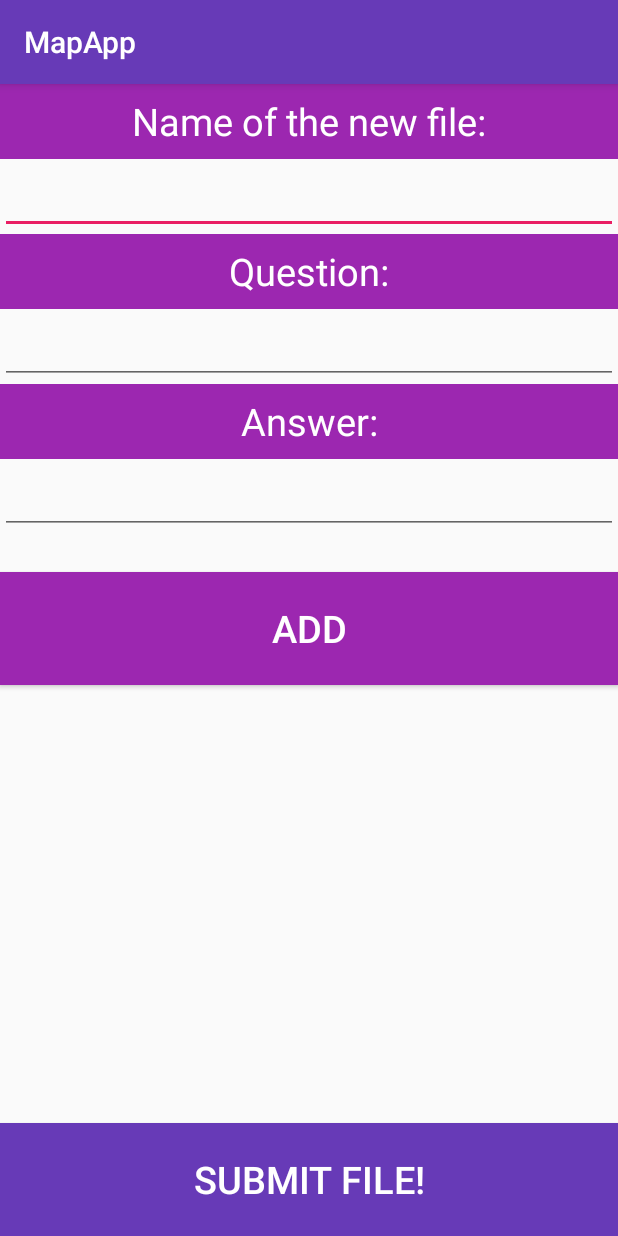
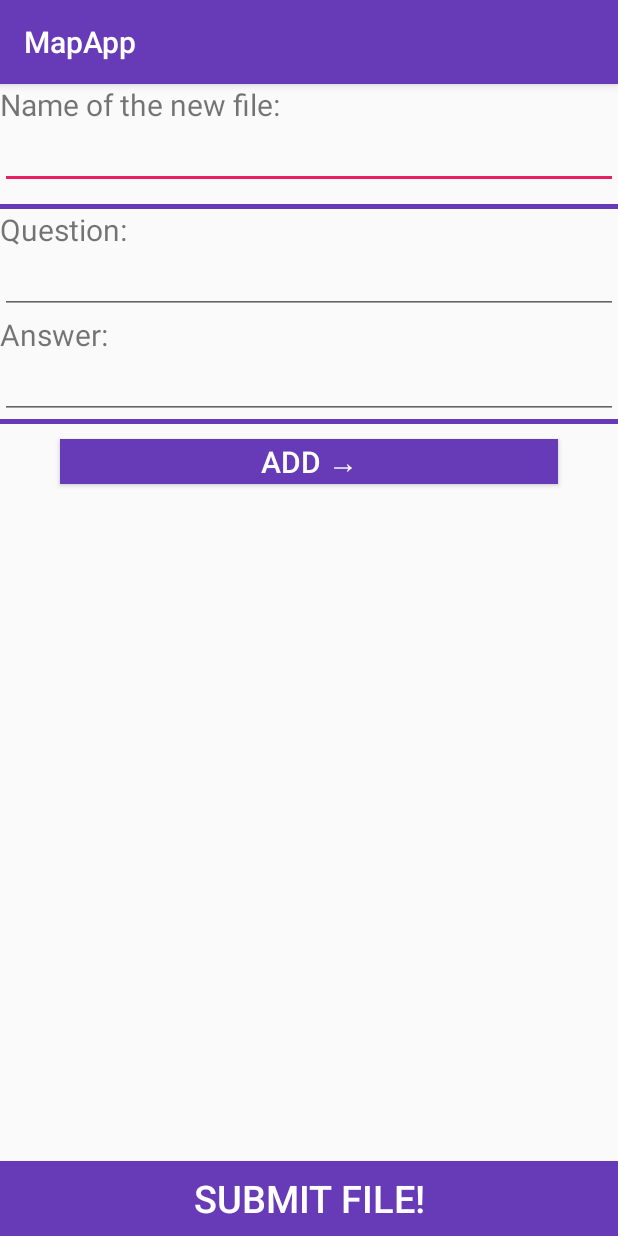
Before and after one commit to MapManagement/MapApp, an Android app: the EditorActivity screen opened directly, with no data from a screen before it, on a phone screen of 412 x 824 dp. Run offline under Robolectric (Android 15) with nearby library versions, the phone set to English and light mode, and no system bars.

Commit message:
changed EditorActivity layout and fixed some bugs

```diff
--- a/app/src/main/java/com/example/mapapp/EditorActivity.kt
+++ b/app/src/main/java/com/example/mapapp/EditorActivity.kt
@@ -1,17 +1,54 @@
 package com.example.mapapp
 
-import android.content.Intent
+import android.os.Build
+import androidx.appcompat.app.AppCompatActivity
 import android.os.Bundle
-import android.widget.ArrayAdapter
-import android.widget.GridView
-import androidx.appcompat.app.AppCompatActivity
-import org.json.JSONObject
-import java.io.InputStream
+import android.widget.Button
+import android.widget.EditText
+import android.widget.ExpandableListView
+import android.widget.TextView
+import androidx.annotation.RequiresApi
+import kotlinx.android.synthetic.main.activity_editor.*
+
 
 class EditorActivity: AppCompatActivity() {
 
+    val fileMap: MutableMap<String, String> = mutableMapOf()
+
     override fun onCreate(savedInstanceState: Bundle?) {
         super.onCreate(savedInstanceState)
-        setContentView(R.layout.activity_editor)
+                setContentView(R.layout.activity_editor)
+
+        val questionInput: EditText = findViewById(R.id.setQuestionName)
+        val answerInput: EditText = findViewById(R.id.setAnswerName)
+        val addButton: Button = findViewById(R.id.addButton)
+        val valueDisplay: TextView = findViewById(R.id.addedValuesText)
+
+
+        addButton.setOnClickListener {
+            saveInput(questionInput.text.toString(), answerInput.text.toString())
+            emptyInputs(questionInput, answerInput)
+            val valueString: String = showAddedValue(fileMap)
+            valueDisplay.text = valueString}
+    }
+
+    private fun saveInput(question: String, answer: String) {
+        fileMap[question] = answer
+        setFileTitle.isEnabled = false
+    }
+
+    private fun emptyInputs(vararg inputs: EditText) {
+        for (input in inputs) {
+            input.setText("")
+        }
+    }
+
+    private fun showAddedValue(value: Map<String, String>): String {
+        var text = ""
+        value.forEach { (t, u) ->
+            text += t
+            text = "$text | $u \n"
+        }
+        return text
     }
 }
--- a/app/src/main/java/com/example/mapapp/MainActivity.kt
+++ b/app/src/main/java/com/example/mapapp/MainActivity.kt
@@ -1,5 +1,4 @@
 package com.example.mapapp
-
 
 import android.content.Intent
 import androidx.appcompat.app.AppCompatActivity
@@ -7,6 +6,7 @@ import android.os.Bundle
 import android.widget.ArrayAdapter
 import android.widget.ListView
 import android.widget.Toast
+import kotlinx.android.synthetic.main.activity_file.*
 import kotlinx.android.synthetic.main.activity_main.*
 import org.json.JSONObject
 import java.io.InputStream
--- a/app/src/main/res/layout/activity_editor.xml
+++ b/app/src/main/res/layout/activity_editor.xml
@@ -9,21 +9,19 @@
     <TextView
             android:id="@+id/info_set_title"
             android:layout_width="0dp"
-            android:layout_height="50dp"
+            android:layout_height="30dp"
             android:text="@string/editorTitle"
-            android:textSize="25sp"
-            android:background="@color/purple"
-            android:textColor="@color/white"
-            android:gravity="center"
+            android:textSize="20sp"
 
             app:layout_constraintTop_toTopOf="parent"
             app:layout_constraintStart_toStartOf="parent"
             app:layout_constraintEnd_toEndOf="parent"/>
 
+
     <EditText
             android:id="@+id/setFileTitle"
             android:layout_width="0dp"
-            android:layout_height="50dp"
+            android:layout_height="40dp"
 
             app:layout_constraintTop_toBottomOf="@id/info_set_title"
             app:layout_constraintStart_toStartOf="parent"
@@ -32,24 +30,32 @@
             android:inputType="text"
             tools:ignore="LabelFor"/>
 
+    <View
+            android:id="@+id/editorDivider"
+            android:layout_width="0dp"
+            android:layout_height="3dp"
+            android:layout_marginTop="10dp"
+            android:background="@color/colorPrimary"
+
+            app:layout_constraintEnd_toEndOf="parent"
+            app:layout_constraintStart_toStartOf="parent"
+            app:layout_constraintTop_toBottomOf="@id/setFileTitle"/>
+
     <TextView
             android:id="@+id/info_set_question"
             android:layout_width="0dp"
-            android:layout_height="50dp"
+            android:layout_height="30dp"
             android:text="@string/editorQuestionName"
-            android:textSize="25sp"
-            android:background="@color/purple"
-            android:textColor="@color/white"
-            android:gravity="center"
+            android:textSize="20sp"
 
-            app:layout_constraintTop_toBottomOf="@id/setFileTitle"
+            app:layout_constraintTop_toBottomOf="@id/editorDivider"
             app:layout_constraintStart_toStartOf="parent"
             app:layout_constraintEnd_toEndOf="parent"/>
 
     <EditText
             android:id="@+id/setQuestionName"
             android:layout_width="0dp"
-            android:layout_height="50dp"
+            android:layout_height="40dp"
 
             app:layout_constraintTop_toBottomOf="@id/info_set_question"
             app:layout_constraintStart_toStartOf="parent"
@@ -61,12 +67,9 @@
     <TextView
             android:id="@+id/info_set_answer"
             android:layout_width="0dp"
-            android:layout_height="50dp"
+            android:layout_height="30dp"
             android:text="@string/editorAnswerName"
-            android:textSize="25sp"
-            android:background="@color/purple"
-            android:textColor="@color/white"
-            android:gravity="center"
+            android:textSize="20sp"
 
             app:layout_constraintTop_toBottomOf="@id/setQuestionName"
             app:layout_constraintStart_toStartOf="parent"
@@ -75,7 +78,7 @@
     <EditText
             android:id="@+id/setAnswerName"
             android:layout_width="0dp"
-            android:layout_height="50dp"
+            android:layout_height="40dp"
 
             app:layout_constraintTop_toBottomOf="@id/info_set_answer"
             app:layout_constraintStart_toStartOf="parent"
@@ -84,24 +87,48 @@
             android:inputType="text"
             tools:ignore="LabelFor"/>
 
+    <View
+            android:id="@+id/editorDivider2"
+            android:layout_width="0dp"
+            android:layout_height="3dp"
+            android:background="@color/colorPrimary"
+
+            app:layout_constraintStart_toStartOf="parent"
+            app:layout_constraintEnd_toEndOf="parent"
+            app:layout_constraintTop_toBottomOf="@id/setAnswerName"/>
+
     <Button
             android:id="@+id/addButton"
             android:layout_width="0dp"
-            android:layout_height="75dp"
-            android:layout_marginTop="25dp"
-            android:background="@color/purple"
-            android:text="@string/editorAddtButton"
-            android:textSize="25sp"
+            android:layout_height="30dp"
+            android:layout_marginTop="10dp"
+            android:background="@color/colorPrimary"
+            android:text="@string/editorAddButton"
+            android:textSize="20sp"
             android:textColor="@color/white"
+            android:layout_marginLeft="25dp"
+            android:layout_marginRight="25dp"
 
-            app:layout_constraintTop_toBottomOf="@id/setAnswerName"
+            app:layout_constraintTop_toBottomOf="@id/editorDivider2"
             app:layout_constraintStart_toStartOf="parent"
-            app:layout_constraintEnd_toEndOf="parent"/>
+            app:layout_constraintEnd_toEndOf="parent"
+            android:layout_marginStart="40dp"
+            android:layout_marginEnd="40dp"/>
+
+    <TextView
+            android:id="@+id/addedValuesText"
+            android:layout_width="0dp"
+            android:layout_height="0dp"
+
+            app:layout_constraintTop_toBottomOf="@id/addButton"
+            app:layout_constraintStart_toStartOf="parent"
+            app:layout_constraintEnd_toEndOf="parent"
+            app:layout_constraintBottom_toTopOf="@id/submitButton"/>
 
     <Button
             android:id="@+id/submitButton"
             android:layout_width="0dp"
-            android:layout_height="75dp"
+            android:layout_height="50dp"
             android:background="@color/colorPrimary"
             android:text="@string/editorSubmittButton"
             android:textSize="25sp"
--- a/app/src/main/res/values/strings.xml
+++ b/app/src/main/res/values/strings.xml
@@ -25,6 +25,6 @@
     <string name="editorTitle">Name of the new file:</string>
     <string name="editorQuestionName">Question:</string>
     <string name="editorAnswerName">Answer:</string>
-    <string name="editorAddtButton">Add</string>
+    <string name="editorAddButton">Add →</string>
     <string name="editorSubmittButton">Submit file!</string>
 </resources>
```
